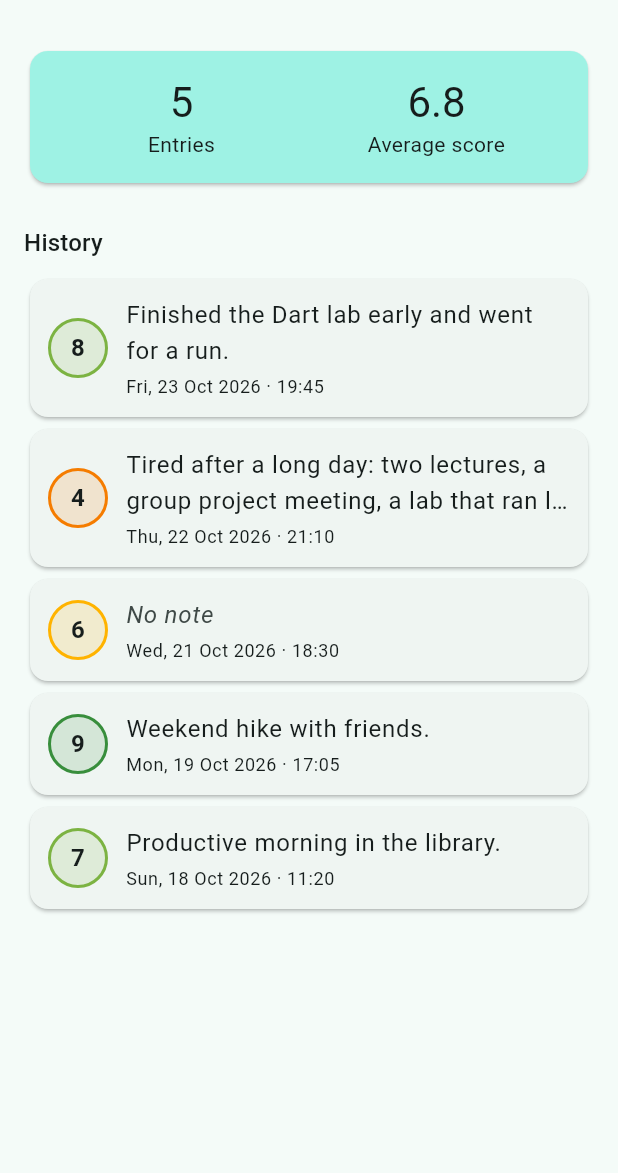
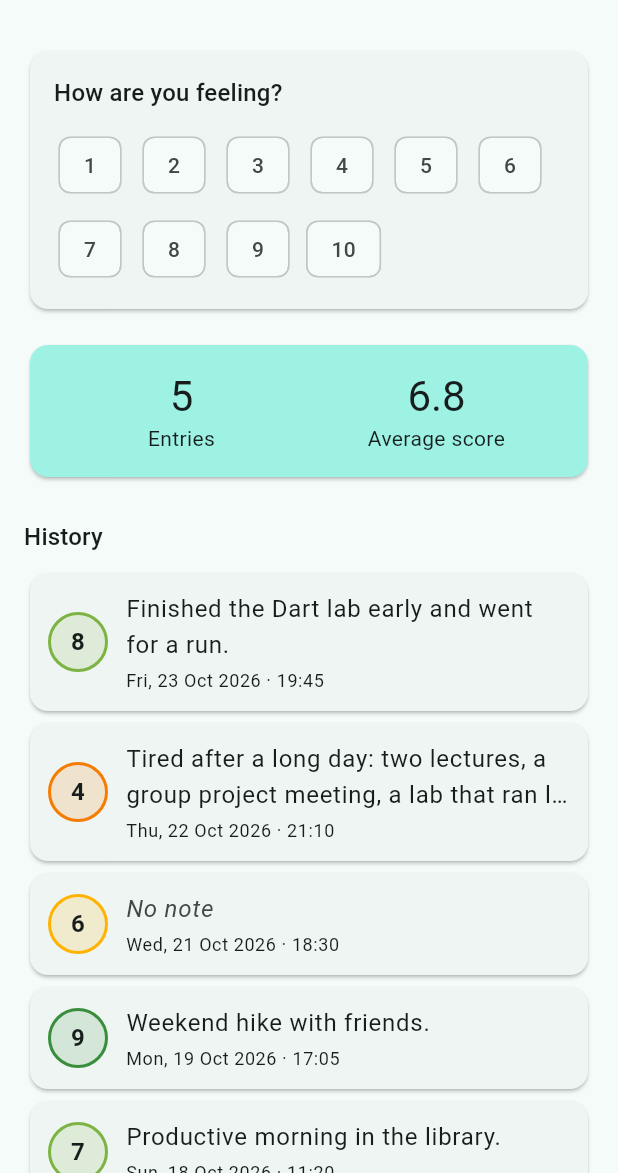
Before and after one commit to gaescadev/mood-tracker-lab4, a Flutter app: the screen it shows after launch, on a phone screen of 412 x 824 dp, the part 63-1236 px from its top. Run offline on Flutter 3.47's test engine with Material 3 defaults, Android fonts, the phone set to English and light mode, and no system bars.

Commit message:
Show the mood score chips

```diff
--- a/lib/screens/home_screen.dart
+++ b/lib/screens/home_screen.dart
@@ -3,6 +3,7 @@ import 'package:flutter/material.dart';
 import '../models/mood_entry.dart';
 import '../widgets/mood_card.dart';
 import '../widgets/mood_summary.dart';
+import '../widgets/mood_entry_form.dart';
 
 /// The home screen: a summary card followed by the history of entries.
 ///
@@ -41,6 +42,8 @@ class HomeScreen extends StatelessWidget {
                 //   (add: import '../widgets/mood_entry_form.dart';)
                 //   HomeScreen is stateless, yet the form inside it will
                 //   remember a selection. Where does that state live?
+                MoodEntryForm(onSubmit: (entry) {}),
+                const SizedBox(height: 16),
                 MoodSummary(entries: entries),
                 const SizedBox(height: 24),
                 Text('History', style: Theme.of(context).textTheme.titleMedium),
--- a/lib/widgets/mood_score_selector.dart
+++ b/lib/widgets/mood_score_selector.dart
@@ -29,6 +29,17 @@ class MoodScoreSelector extends StatelessWidget {
     //   Wrap for a Row and run the app on a narrow phone. What happens?
     //   Hint: a for loop inside the list literal:
     //     for (var score = 1; score <= 10; score++) ChoiceChip(...)
-    return const Text('Scores 1-10 go here');
+    return Wrap(
+      spacing: 8,
+      runSpacing: 8,
+      children: [
+        for (var score = 1; score <= 10; score++)
+          ChoiceChip(
+            label: Text('$score'),
+            selected: score == selectedScore,
+            onSelected: (_) => onChanged(score),
+          ),
+      ],
+    );
   }
 }
```
